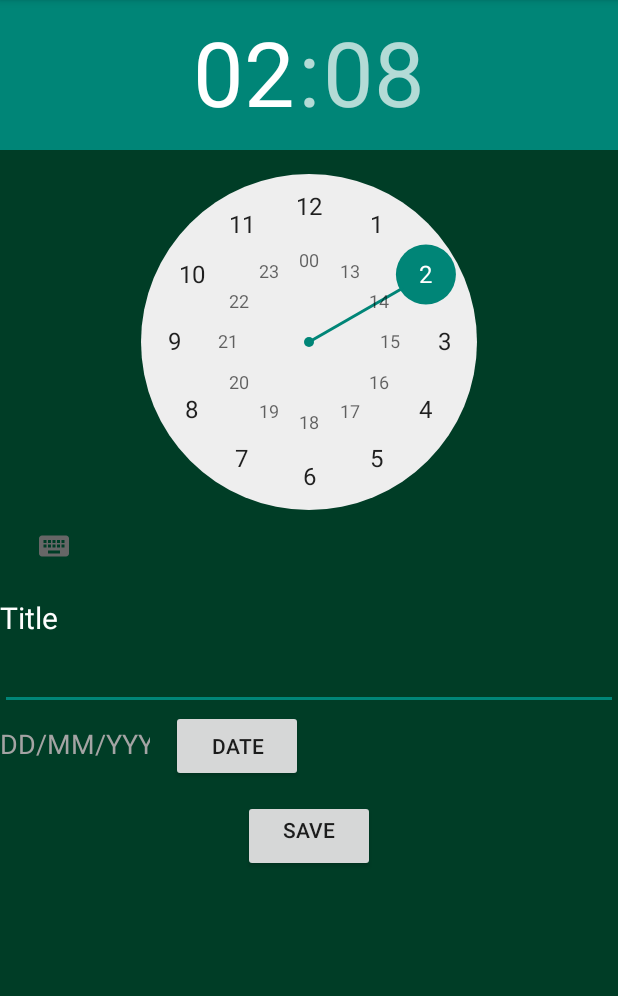
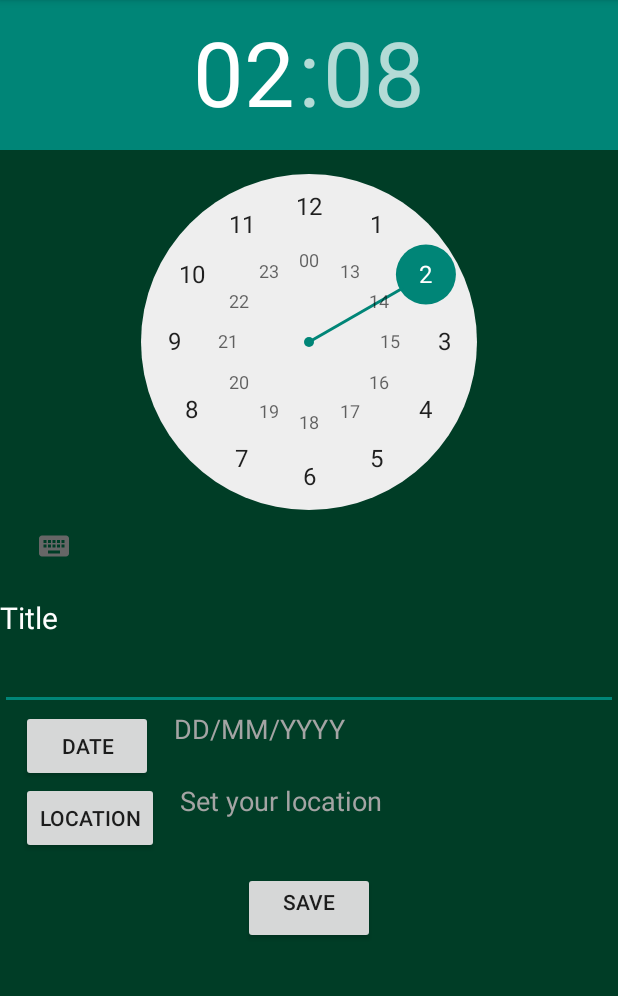
Before and after one commit to xavimoya/AndroidProject, an Android app: the AddAlarm screen opened directly, with no data from a screen before it, on a phone screen of 412 x 824 dp, the part 84-1080 px from its top. Run offline under Robolectric (Android 15) with nearby library versions, the phone set to English and light mode, and no system bars.

Commit message:
new location funcionality with googleMaps API

```diff
--- a/SmartAlarm/app/src/main/AndroidManifest.xml
+++ b/SmartAlarm/app/src/main/AndroidManifest.xml
@@ -3,6 +3,7 @@
     package="xavi.smartalarm">
 
     <uses-permission android:name="android.permission.ACCESS_FINE_LOCATION" />
+    <uses-permission android:name="android.permission.ACCESS_COARSE_LOCATION" />
 
     <application
         android:allowBackup="true"
@@ -26,6 +27,9 @@
         <activity android:name=".AddAlarm">
         </activity>
 
+        <activity android:name=".MapsActivity">
+        </activity>
+
     </application>
 
 </manifest>
--- a/SmartAlarm/app/src/main/java/xavi/smartalarm/AddAlarm.java
+++ b/SmartAlarm/app/src/main/java/xavi/smartalarm/AddAlarm.java
@@ -16,39 +16,38 @@ import android.widget.Toast;
 import java.util.Calendar;
 
 /**
- * Created by Reylin on 13/03/2017.
+ * Created by Xavi and Reylin on 13/03/2017.
  */
 
 public class AddAlarm extends AppCompatActivity {
 
     private static final int RESULT_ADDALARM = 100;
 
+    private static final int RESULT_LOCATION = 101;
 
     private TimePicker timePicker;
     private TextView title;
-    private Button button_save, button_date;
+    private Button button_save, button_date, button_location;
 
-    private TimePickerDialog timePickerDialog;
     private DatePickerDialog datePickerDialog;
 
-    private int iday,imonth,iyear;
+    private int iday, imonth, iyear;
     private final Calendar c = Calendar.getInstance();
 
 
-
     @Override
-    public void onCreate(Bundle savedInstanceState){
+    public void onCreate(Bundle savedInstanceState) {
         super.onCreate(savedInstanceState);
         setContentView(R.layout.activity_addalarm);
 
-        iyear= c.get(Calendar.YEAR); // current year
-        imonth= c.get(Calendar.MONTH) +1; // current month (starts on 0)
+        iyear = c.get(Calendar.YEAR); // current year
+        imonth = c.get(Calendar.MONTH) + 1; // current month (starts on 0)
         iday = c.get(Calendar.DAY_OF_MONTH); // current day
 
         /*Time*/
-        timePicker = (TimePicker)findViewById(R.id.timePicker);
-        title = (EditText)findViewById(R.id.textView_title);
-        button_save = (Button)findViewById(R.id.button_set);
+        timePicker = (TimePicker) findViewById(R.id.timePicker);
+        title = (EditText) findViewById(R.id.textView_title);
+        button_save = (Button) findViewById(R.id.button_set);
 
         timePicker.setIs24HourView(true);
 
@@ -58,12 +57,13 @@ public class AddAlarm extends AppCompatActivity {
             public void onClick(View v) {
 
                 //Check if exist necessary data
-                TextView tvDate = (TextView)findViewById(R.id.dateAlarm);
-                EditText etTitle = (EditText)findViewById(R.id.textView_title);
+                TextView tvDate = (TextView) findViewById(R.id.dateAlarm);
+                EditText etTitle = (EditText) findViewById(R.id.textView_title);
+                TextView tvLocation = (TextView)findViewById(R.id.locationAlarm);
                 //check Date - check Title - check location (in process) - the time not necessary check, time now by default.
-                if(tvDate.getText().toString().isEmpty() || etTitle.getText().toString().isEmpty()){
-                    Toast.makeText(AddAlarm.this,"You don't choose all necessary data", Toast.LENGTH_SHORT).show();
-                }else {
+                if (tvDate.getText().toString().isEmpty() || etTitle.getText().toString().isEmpty() || tvLocation.toString().isEmpty()) {
+                    Toast.makeText(AddAlarm.this, "You don't choose all necessary data", Toast.LENGTH_SHORT).show();
+                } else {
 
                     Intent intent = new Intent();
                     intent.putExtra("Hour", timePicker.getHour());
@@ -72,6 +72,7 @@ public class AddAlarm extends AppCompatActivity {
                     intent.putExtra("Day", iday);
                     intent.putExtra("Month", imonth);
                     intent.putExtra("Year", iyear);
+                    intent.putExtra("Location",tvLocation.getText().toString());
                     setResult(RESULT_ADDALARM, intent);
                     finish();
                 }
@@ -97,10 +98,10 @@ public class AddAlarm extends AppCompatActivity {
                             public void onDateSet(DatePicker view, int year,
                                                   int monthOfYear, int dayOfMonth) {
 
-                                monthOfYear = monthOfYear +1;
+                                monthOfYear = monthOfYear + 1;
 
-                              TextView tvDate = (TextView) findViewById(R.id.dateAlarm);
-                                tvDate.setText(dayOfMonth +"/"+monthOfYear +"/"+year);
+                                TextView tvDate = (TextView) findViewById(R.id.dateAlarm);
+                                tvDate.setText(dayOfMonth + "/" + monthOfYear + "/" + year);
                                 iday = dayOfMonth;
                                 imonth = monthOfYear;
                                 iyear = year;
@@ -109,6 +110,29 @@ public class AddAlarm extends AppCompatActivity {
                 datePickerDialog.show();
             }
         });
-        /*------------------------------------------------------------------------------*/
+
+        //Location
+        button_location = (Button) findViewById(R.id.button_location);
+        button_location.setOnClickListener(new View.OnClickListener() {
+            @Override
+            public void onClick(View v) {
+                Intent i = new Intent(AddAlarm.this, MapsActivity.class);
+                startActivityForResult(i, RESULT_LOCATION);
+            }
+        });
+    }
+
+    @Override
+    public void onActivityResult(int requestCode, int resultCode, Intent data) {
+        super.onActivityResult(requestCode, resultCode, data);
+
+        if (requestCode == resultCode && resultCode == RESULT_LOCATION) {
+            String location = data.getExtras().getString("Location");
+            String street = data.getExtras().getString("Street");
+            TextView tv = (TextView)findViewById(R.id.locationAlarm);
+            if(location==null)location="";
+            if(street==null)street="";
+            tv.setText(location + ", " + street);
+        }
     }
 }
--- a/SmartAlarm/app/src/main/java/xavi/smartalarm/Alarm.java
+++ b/SmartAlarm/app/src/main/java/xavi/smartalarm/Alarm.java
@@ -3,7 +3,7 @@ package xavi.smartalarm;
 import java.util.Calendar;
 
 /**
- * Created by Reylin on 14/03/2017.
+ * Created by Xavi and Reylin on 14/03/2017.
  */
 
 public class Alarm {
--- a/SmartAlarm/app/src/main/java/xavi/smartalarm/CustomAlarmAdapter.java
+++ b/SmartAlarm/app/src/main/java/xavi/smartalarm/CustomAlarmAdapter.java
@@ -11,7 +11,7 @@ import java.util.ArrayList;
 import java.util.Calendar;
 
 /**
- * Created by Reylin on 14/03/2017.
+ * Created by Xavi and Reylin on 14/03/2017.
  */
 
 class CustomAlarmAdapter extends ArrayAdapter<Alarm>{
@@ -29,11 +29,15 @@ class CustomAlarmAdapter extends ArrayAdapter<Alarm>{
         TextView alarmTextView = (TextView) customView.findViewById(R.id.text_title);
         TextView time = (TextView) customView.findViewById(R.id.text_time);
         TextView date = (TextView) customView.findViewById(R.id.text_date);
+        TextView location = (TextView) customView.findViewById(R.id.text_location);
+
 
 
         alarmTextView.setText(alarm.getTitle());
         time.setText(alarm.getDate().get(Calendar.HOUR_OF_DAY) + ":" + alarm.getDate().get(Calendar.MINUTE));
         date.setText(alarm.getDate().get(Calendar.DAY_OF_MONTH) +"/" + alarm.getDate().get(Calendar.MONTH) + "/" + alarm.getDate().get(Calendar.YEAR));
+        location.setText(alarm.getDestiny());
+
 
         return customView;
     }
--- a/SmartAlarm/app/src/main/java/xavi/smartalarm/MainActivity.java
+++ b/SmartAlarm/app/src/main/java/xavi/smartalarm/MainActivity.java
@@ -210,7 +210,7 @@ public class MainActivity extends AppCompatActivity implements GoogleApiClient.O
                     data.getIntExtra("Hour",0),
                     data.getIntExtra("Minute",0));
 
-            Alarm alarm = new Alarm(date,data.getExtras().getString("Title"), "Barcelona");
+            Alarm alarm = new Alarm(date,data.getExtras().getString("Title"), data.getExtras().getString("Location"));
 
             alarms.add(alarm);
 
--- a/SmartAlarm/app/src/main/res/layout/activity_addalarm.xml
+++ b/SmartAlarm/app/src/main/res/layout/activity_addalarm.xml
@@ -42,27 +42,68 @@
             android:layout_width="match_parent"
             android:layout_height="wrap_content"
             android:layout_below="@+id/textView_title"
-            android:orientation="horizontal"
+            android:orientation="vertical"
             android:gravity="start">
+            <RelativeLayout
+                android:layout_width="match_parent"
+                android:layout_height="wrap_content"
+                android:orientation="horizontal"
+                >
+
+
+                <Button
+                    android:id="@+id/button_date"
+                    android:layout_width="wrap_content"
+                    android:layout_height="wrap_content"
+                    android:text="@string/button_date"
+                    android:layout_alignParentStart="true"
+                    android:layout_marginStart="14dp"
+                    />
 
             <TextView
                 android:id="@+id/dateAlarm"
-                android:layout_width="100dp"
+                android:layout_width="120dp"
                 android:layout_height="wrap_content"
-                android:inputType="date"
                 android:hint="@string/dd_mm_yyyy"
                 android:textColor="#FFFFFF"
                 android:textColorHint="#a4a4a4"
-                android:textSize="18dp"/>
+                android:textSize="18sp"
+                android:layout_marginStart="14dp"
+                android:layout_toEndOf="@id/button_date"
+                />
 
-            <Button
-                android:id="@+id/button_date"
+
+
+            </RelativeLayout>
+
+            <RelativeLayout
+                android:layout_width="match_parent"
+                android:layout_height="wrap_content"
+                android:orientation="horizontal"
+                >
+
+                <Button
+                    android:id="@+id/button_location"
+                    android:layout_width="wrap_content"
+                    android:layout_height="wrap_content"
+                    android:layout_alignParentStart="true"
+                    android:layout_marginStart="14dp"
+                    android:text="location"
+                    />
+
+            <TextView
+                android:id="@+id/locationAlarm"
                 android:layout_width="wrap_content"
                 android:layout_height="wrap_content"
-                android:text="@string/button_date"
-                android:layout_marginLeft="14dp"
-                />
+                android:hint="@string/set_your_location"
+                android:textColor="#FFFFFF"
+                android:textColorHint="#a4a4a4"
+                android:layout_marginStart="14dp"
+                android:layout_toEndOf="@id/button_location"
+                android:textSize="18sp"/>
 
+
+            </RelativeLayout>
         </LinearLayout>
 
         <Button
--- a/SmartAlarm/app/src/main/res/values/strings.xml
+++ b/SmartAlarm/app/src/main/res/values/strings.xml
@@ -26,6 +26,9 @@
     <string name="button_date">Date</string>
     <string name="dd_mm_yyyy">DD/MM/YYYY</string>
     <string name="hh_mm">HH:MM</string>
+    <string name="set_your_location">Set your location</string>
+    <string name="error_location">Permission revoked. Cannot access to location.</string>
+    <string name="location_notfound">The input location not found, try another.</string>
 
     <!-- API KEY -->
 
```
Also changed, not shown: SmartAlarm/app/src/main/java/xavi/smartalarm/MapsActivity.java (added, +174 -0 lines), SmartAlarm/app/src/main/res/layout/activity_maps.xml (added, +102 -0 lines), SmartAlarm/app/src/main/res/layout/custome_row.xml (+30 -16 lines).
